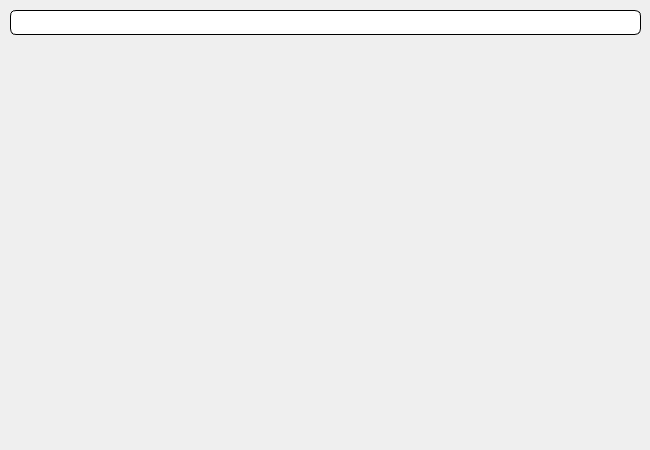
Old version of the form main.ui in the repository Daniil-Danone/yandex_API_Maps.
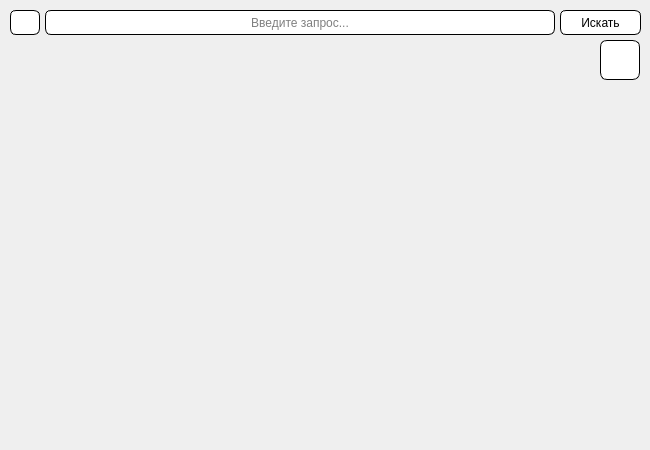
New version of the form.

Commit message: add layers-button

```diff
--- a/main.ui
+++ b/main.ui
@@ -136,9 +136,9 @@
    <widget class="QLineEdit" name="search_field">
     <property name="geometry">
      <rect>
-      <x>10</x>
+      <x>45</x>
       <y>10</y>
-      <width>631</width>
+      <width>510</width>
       <height>25</height>
      </rect>
     </property>
@@ -148,6 +148,138 @@
 border-width: 1px;
 border-color: black;</string>
     </property>
+    <property name="inputMask">
+     <string/>
+    </property>
+    <property name="text">
+     <string/>
+    </property>
+    <property name="frame">
+     <bool>false</bool>
+    </property>
+    <property name="cursorPosition">
+     <number>0</number>
+    </property>
+    <property name="alignment">
+     <set>Qt::AlignCenter</set>
+    </property>
+    <property name="placeholderText">
+     <string>Введите запрос...</string>
+    </property>
+    <property name="clearButtonEnabled">
+     <bool>true</bool>
+    </property>
+   </widget>
+   <widget class="QPushButton" name="layers_butt">
+    <property name="geometry">
+     <rect>
+      <x>600</x>
+      <y>40</y>
+      <width>40</width>
+      <height>40</height>
+     </rect>
+    </property>
+    <property name="cursor">
+     <cursorShape>PointingHandCursor</cursorShape>
+    </property>
+    <property name="styleSheet">
+     <string notr="true">border-style: outset;
+border-radius: 7px;
+</string>
+    </property>
+    <property name="text">
+     <string/>
+    </property>
+   </widget>
+   <widget class="QLabel" name="layers_icon">
+    <property name="geometry">
+     <rect>
+      <x>600</x>
+      <y>40</y>
+      <width>40</width>
+      <height>40</height>
+     </rect>
+    </property>
+    <property name="styleSheet">
+     <string notr="true">border-style: outset;
+border-color: black;
+border-radius: 7px;
+border-width: 1px;
+background-color: rgb(255, 255, 255);
+
+
+</string>
+    </property>
+    <property name="text">
+     <string/>
+    </property>
+   </widget>
+   <widget class="QPushButton" name="search_butt">
+    <property name="geometry">
+     <rect>
+      <x>560</x>
+      <y>10</y>
+      <width>81</width>
+      <height>25</height>
+     </rect>
+    </property>
+    <property name="cursor">
+     <cursorShape>PointingHandCursor</cursorShape>
+    </property>
+    <property name="styleSheet">
+     <string notr="true">border-style: outset;
+border-color: black;
+border-radius: 6px;
+border-width: 1px;
+background-color: rgb(255, 255, 255);
+
+
+</string>
+    </property>
+    <property name="text">
+     <string>Искать</string>
+    </property>
+   </widget>
+   <widget class="QPushButton" name="menu_butt">
+    <property name="geometry">
+     <rect>
+      <x>10</x>
+      <y>10</y>
+      <width>30</width>
+      <height>25</height>
+     </rect>
+    </property>
+    <property name="cursor">
+     <cursorShape>PointingHandCursor</cursorShape>
+    </property>
+    <property name="styleSheet">
+     <string notr="true">border-style: outset;
+border-radius: 6px;
+</string>
+    </property>
+    <property name="text">
+     <string/>
+    </property>
+   </widget>
+   <widget class="QLabel" name="menu_icon">
+    <property name="geometry">
+     <rect>
+      <x>10</x>
+      <y>10</y>
+      <width>30</width>
+      <height>25</height>
+     </rect>
+    </property>
+    <property name="styleSheet">
+     <string notr="true">border-style: outset;
+border-color: black;
+border-radius: 6px;
+border-width: 1px;
+background-color: rgb(255, 255, 255);
+
+
+</string>
+    </property>
     <property name="text">
      <string/>
     </property>
```
Left out of the diff: 8 changed lines with no effect on the pictures. The commit also changes 1 other file.
